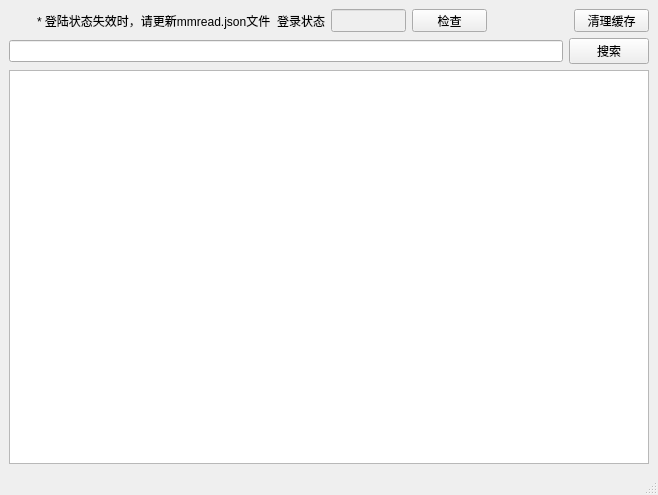
This is src/ui/MainUI.ui in celetor/mmread as Qt 5 draws it before an edit. The edited form follows.
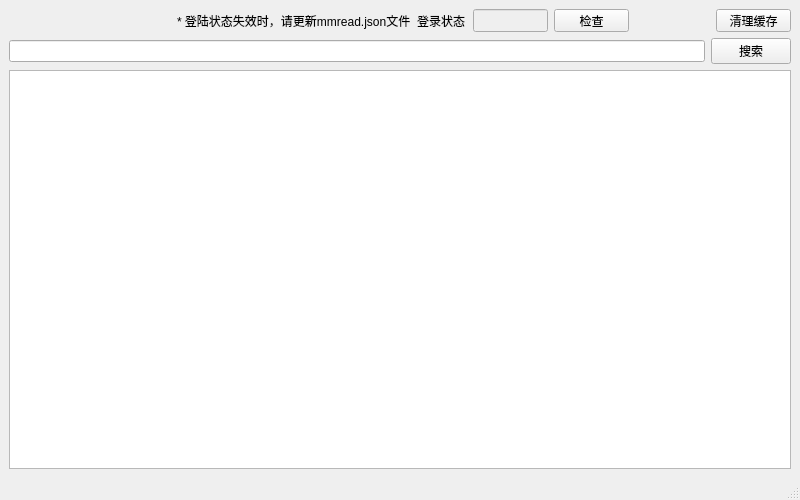
This is the edited form.

The edit to the form file:
```diff
--- a/src/ui/MainUI.ui
+++ b/src/ui/MainUI.ui
@@ -6,8 +6,8 @@
    <rect>
     <x>0</x>
     <y>0</y>
-    <width>658</width>
-    <height>495</height>
+    <width>800</width>
+    <height>500</height>
    </rect>
   </property>
   <property name="windowTitle">
```
